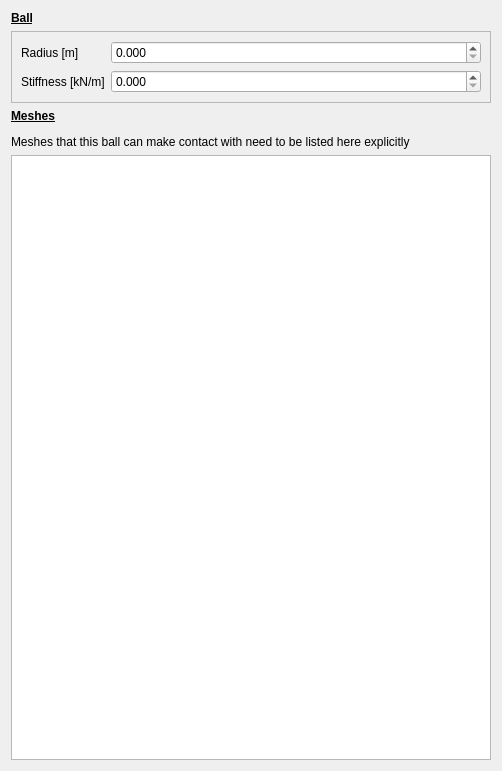
This is guis/widget_contactball.ui in RubendeBruin/DAVE as Qt 5 draws it before an edit. The edited form follows.
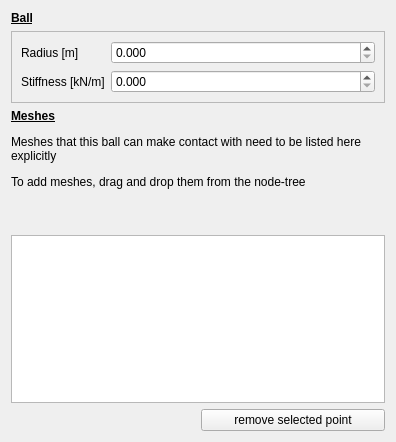
This is the edited form.

Commit message:
aligned contactball.meshes to cable.connections
updated guis

more docstrings and units

What changed in the file:
```diff
--- a/guis/widget_contactball.ui
+++ b/guis/widget_contactball.ui
@@ -6,8 +6,8 @@
    <rect>
     <x>0</x>
     <y>0</y>
-    <width>502</width>
-    <height>771</height>
+    <width>396</width>
+    <height>442</height>
    </rect>
   </property>
   <property name="windowTitle">
@@ -16,8 +16,8 @@
   <property name="locale">
    <locale language="English" country="UnitedStates"/>
   </property>
-  <layout class="QVBoxLayout" name="verticalLayout">
-   <item>
+  <layout class="QGridLayout" name="gridLayout">
+   <item row="0" column="0">
     <widget class="QLabel" name="label_7">
      <property name="text">
       <string>&lt;html&gt;&lt;head/&gt;&lt;body&gt;&lt;p&gt;&lt;span style=&quot; font-weight:600; text-decoration: underline;&quot;&gt;Ball&lt;/span&gt;&lt;/p&gt;&lt;/body&gt;&lt;/html&gt;</string>
@@ -27,7 +27,7 @@
      </property>
     </widget>
    </item>
-   <item>
+   <item row="1" column="0" colspan="2">
     <widget class="QFrame" name="frame">
      <property name="sizePolicy">
       <sizepolicy hsizetype="Preferred" vsizetype="Fixed">
@@ -100,23 +100,30 @@
      </layout>
     </widget>
    </item>
-   <item>
+   <item row="2" column="0" colspan="2">
     <widget class="QLabel" name="label_9">
      <property name="text">
-      <string>&lt;html&gt;&lt;head/&gt;&lt;body&gt;&lt;p&gt;&lt;span style=&quot; font-weight:600; text-decoration: underline;&quot;&gt;Meshes&lt;/span&gt;&lt;/p&gt;&lt;p&gt;Meshes that this ball can make contact with need to be listed here explicitly&lt;/p&gt;&lt;/body&gt;&lt;/html&gt;</string>
+      <string>&lt;html&gt;&lt;head/&gt;&lt;body&gt;&lt;p&gt;&lt;span style=&quot; font-weight:600; text-decoration: underline;&quot;&gt;Meshes&lt;/span&gt;&lt;/p&gt;&lt;p&gt;Meshes that this ball can make contact with need to be listed here explicitly&lt;/p&gt;&lt;p&gt;To add meshes, drag and drop them from the node-tree&lt;/p&gt;&lt;p&gt;&lt;br/&gt;&lt;/p&gt;&lt;/body&gt;&lt;/html&gt;</string>
      </property>
      <property name="wordWrap">
       <bool>true</bool>
      </property>
     </widget>
    </item>
-   <item>
+   <item row="3" column="0" colspan="2">
     <widget class="QListWidget" name="lwMeshes">
      <property name="acceptDrops">
       <bool>true</bool>
      </property>
     </widget>
    </item>
+   <item row="4" column="1">
+    <widget class="QPushButton" name="pbRemoveSelected">
+     <property name="text">
+      <string>remove selected point</string>
+     </property>
+    </widget>
+   </item>
   </layout>
  </widget>
  <tabstops>
```
The commit also changes 20 other files.
